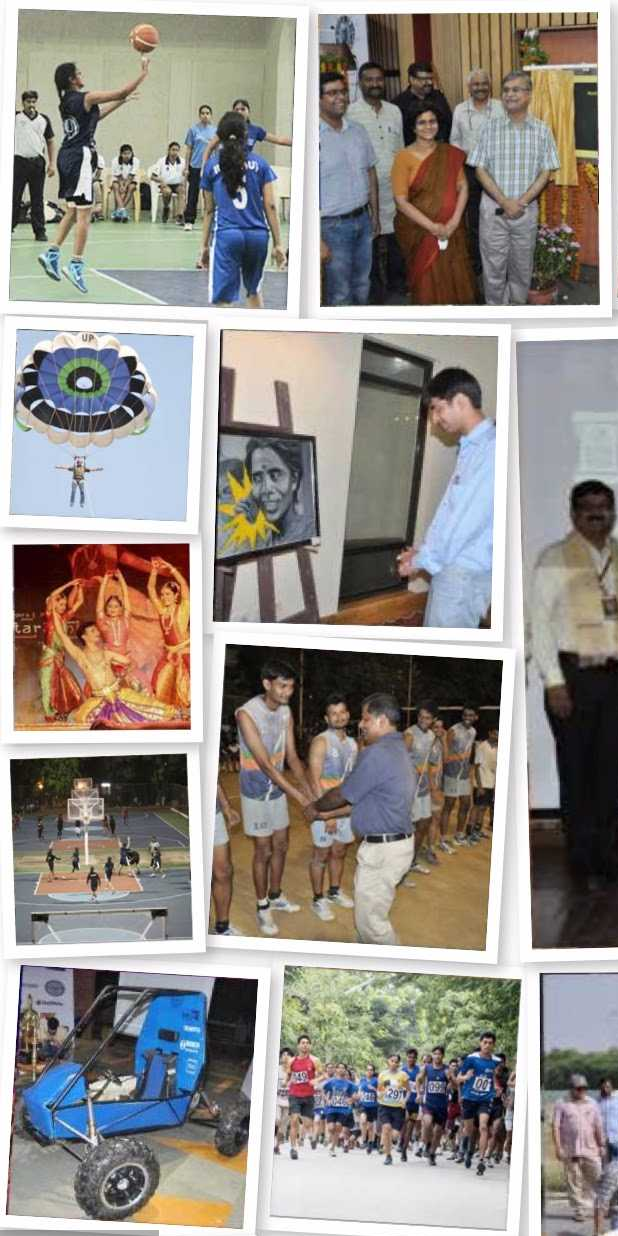
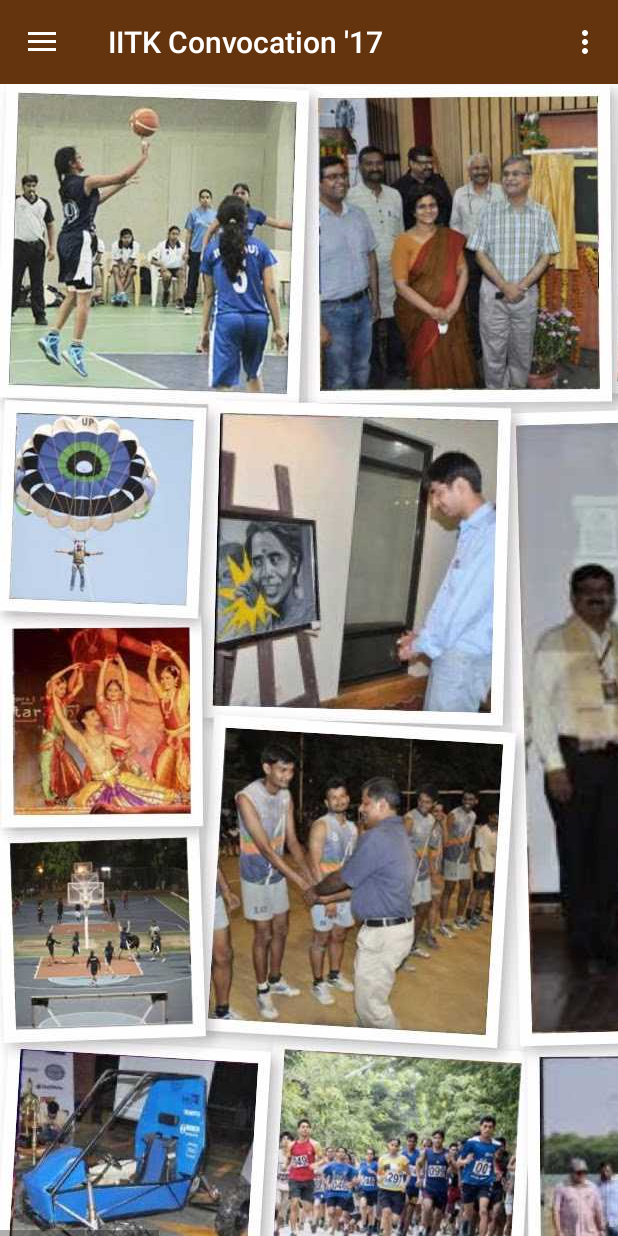
Before and after one commit to imhobo/iitkconv, an Android app: the GalleryActivity screen opened directly, with no data from a screen before it, on a phone screen of 412 x 824 dp. Run offline under Robolectric (Android 15) with nearby library versions, the light colour scheme and no system bars.

Commit message:
Nav bar to nostalgia

```diff
--- a/app/src/main/java/com/aps/iitkconv/activities/GalleryActivity.java
+++ b/app/src/main/java/com/aps/iitkconv/activities/GalleryActivity.java
@@ -16,7 +16,9 @@
     {
         super.onCreate(savedInstanceState);
 
-        setContentView(R.layout.activity_gallery);
+        getLayoutInflater().inflate(R.layout.activity_gallery, frameLayout);
+
+        //setContentView(R.layout.activity_gallery);
 
     }
 
```
